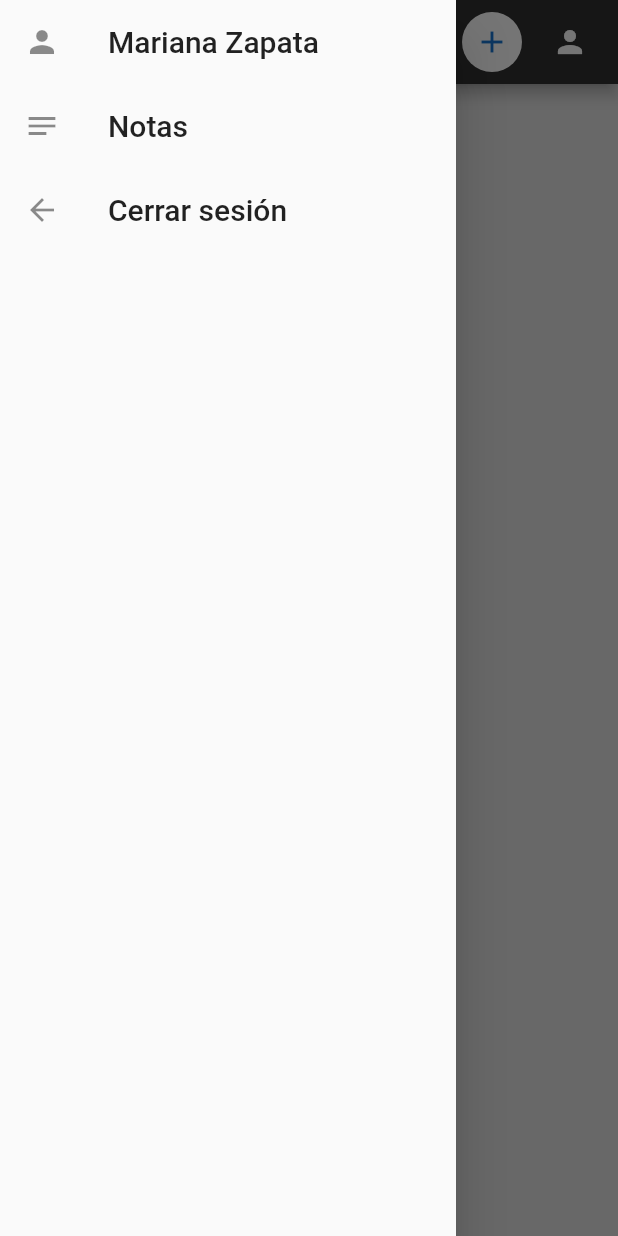
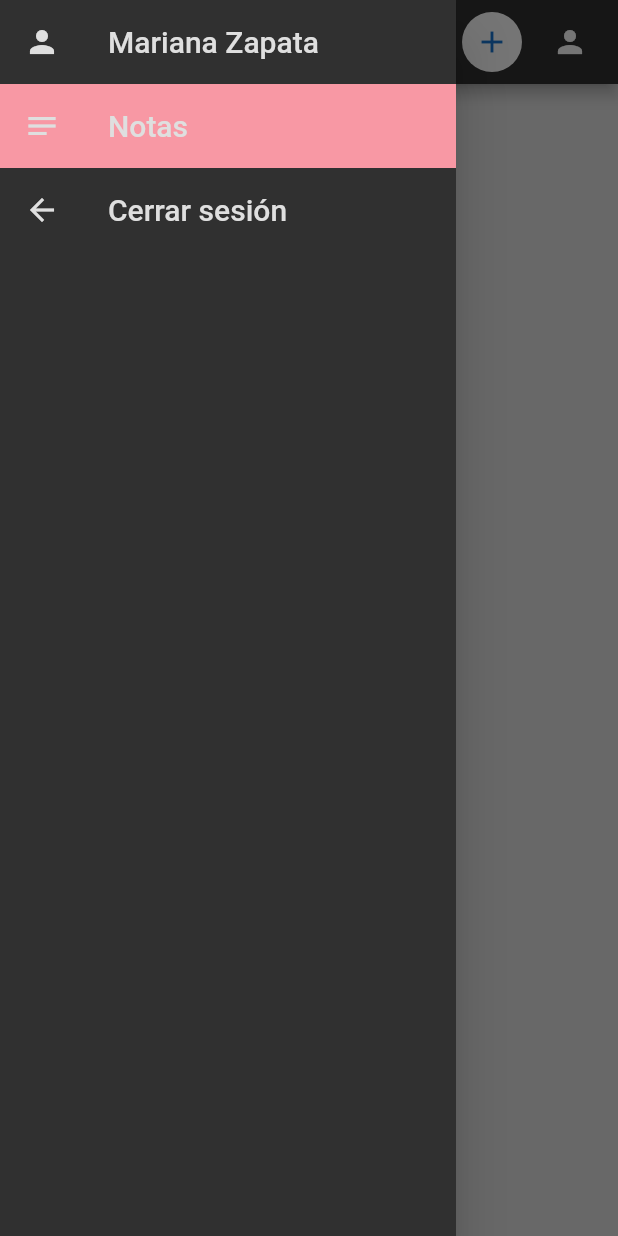
Before and after one commit to algmerzs/ProtonNote, a Flutter app: the HomePage screen opened directly, with the side drawer open, on a phone screen of 412 x 824 dp. Run offline on Flutter 3.47's test engine with Material 2 defaults, Android fonts, the phone set to English and light mode, and no system bars.

```diff
--- a/lib/pages/main_drawer.dart
+++ b/lib/pages/main_drawer.dart
@@ -6,13 +6,15 @@ class MainDrawer extends StatelessWidget {
   @override
   Widget build(BuildContext context) {
     return Drawer(
+      child: Container(
+        color: Color(0xff303030),
         child: Column(
           children: [
             ListTile(
-            leading: Icon(Icons.person),
+              leading: Icon(Icons.person, color: Color(0xffDFDFDF)),
               title: Text(
                 'Mariana Zapata',
-              style: TextStyle(fontSize: 20.0),
+                style: TextStyle(fontSize: 20.0, color: Color(0xffDFDFDF)),
               ),
               onTap: () {
                 Navigator.pop(context);
@@ -24,19 +26,22 @@ class MainDrawer extends StatelessWidget {
                 );
               },
             ),
-          ListTile(
-            leading: Icon(Icons.notes_sharp),
+            Container(
+              color: Color(0xfff898A4),
+              child: ListTile(
+                leading: Icon(Icons.notes_sharp, color: Color(0xffDFDFDF)),
                 title: Text(
                   'Notas',
-              style: TextStyle(fontSize: 20.0),
+                  style: TextStyle(fontSize: 20.0, color: Color(0xffDFDFDF)),
                 ),
                 onTap: () {},
               ),
+            ),
             ListTile(
-            leading: Icon(Icons.arrow_back),
+              leading: Icon(Icons.arrow_back, color: Color(0xffDFDFDF)),
               title: Text(
                 'Cerrar sesión',
-              style: TextStyle(fontSize: 20.0),
+                style: TextStyle(fontSize: 20.0, color: Color(0xffDFDFDF)),
               ),
               onTap: () {
                 Navigator.of(context).pushAndRemoveUntil(
@@ -48,6 +53,7 @@ class MainDrawer extends StatelessWidget {
             ),
           ],
         ),
+      ),
     );
   }
 }
--- a/lib/pages/note.dart
+++ b/lib/pages/note.dart
@@ -4,9 +4,8 @@ import 'package:flutter/material.dart';
 class NoteCustomization extends StatefulWidget {
   final ProtonNote protonNote;
   final Color color;
-  final icon;
 
-  NoteCustomization({this.protonNote, this.color, this.icon});
+  NoteCustomization({this.protonNote, this.color});
 
   @override
   _NoteCustomizationState createState() => _NoteCustomizationState();
@@ -25,8 +24,6 @@ class _NoteCustomizationState extends State<NoteCustomization> {
     if (widget.protonNote != null) {
       _titleController.text = widget.protonNote.title;
       _noteController.text = widget.protonNote.note;
-      var iconWidget = widget.protonNote.icon;
-      iconNote = IconData(iconWidget);
       scaffoldColor = widget.protonNote.color;
     }
   }
@@ -203,7 +200,7 @@ class _NoteCustomizationState extends State<NoteCustomization> {
     );
   }
 
-  GestureDetector iconSelected(icon) {
+  GestureDetector iconSelected(IconData icon) {
     return GestureDetector(
       onTap: () {
         setState(() {
@@ -224,7 +221,7 @@ class _NoteCustomizationState extends State<NoteCustomization> {
     if (_titleController.text.trim().isEmpty) {
       hasError = true;
       setState(() {
-        _titleError = 'El titulo no puede ser vacio';
+        _titleError = 'Debes colocar un título';
       });
     }
 
--- a/lib/pages/principal_page.dart
+++ b/lib/pages/principal_page.dart
@@ -15,12 +15,13 @@ class _HomePageState extends State<HomePage> {
 
   @override
   Widget build(BuildContext context) {
-    return Scaffold(
+    return SafeArea(
+      child: Scaffold(
         backgroundColor: Color(0xff3DFDFDF),
         appBar: AppBar(
           backgroundColor: Color(0xff303030),
-        centerTitle: true,
-        title: Text('ProtonNote'),
+          centerTitle: false,
+          title: Text('ProtonNotes'),
           actions: [
             GestureDetector(
               child: CircleAvatar(
@@ -58,6 +59,7 @@ class _HomePageState extends State<HomePage> {
                 },
               );
             }),
+      ),
     );
   }
 
@@ -112,7 +114,6 @@ class _HomePageState extends State<HomePage> {
             builder: (BuildContext context) => NoteCustomization(
                   protonNote: protonNote,
                   color: protonNote.color,
-                  icon: Icon(protonNote.icon),
                 ))).then((protonNoteItem) {
       if (protonNoteItem != null) {
         setState(() {
```
Lines whose indentation alone changed are shown as unchanged.
